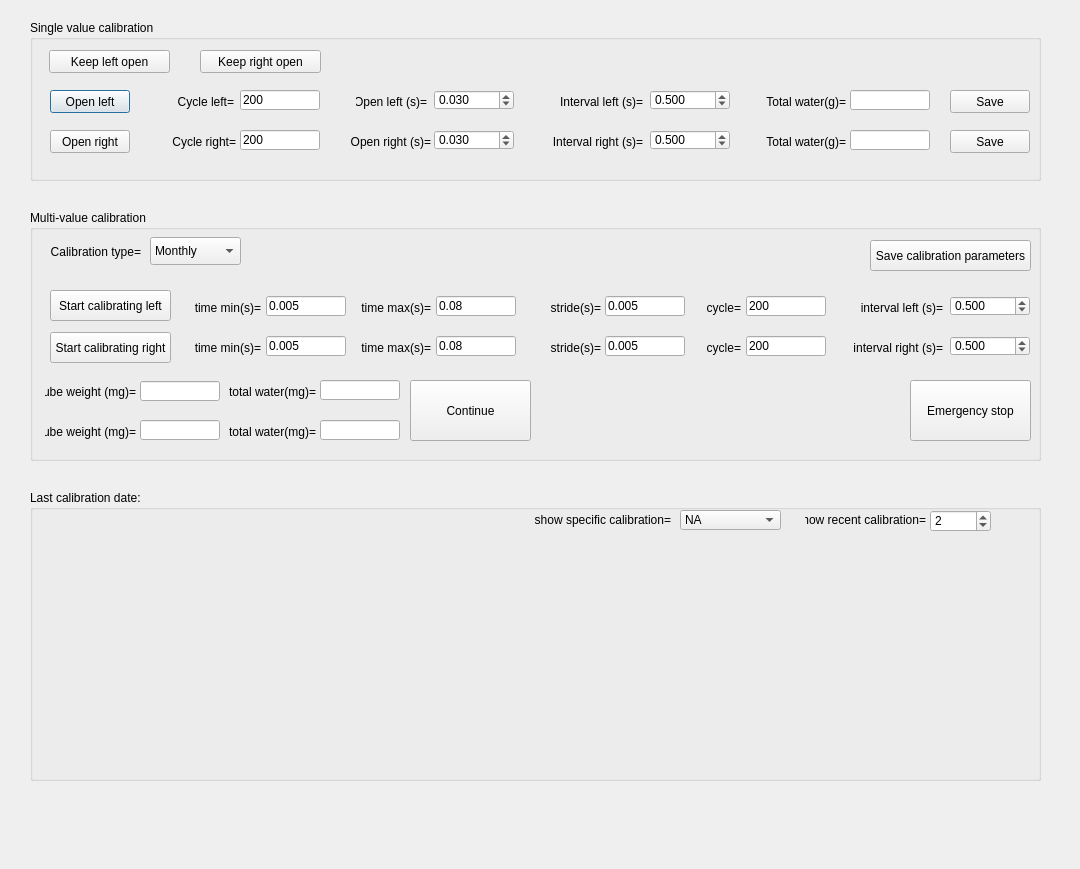
The window that src/foraging_gui/Calibration.ui (AllenNeuralDynamics/dynamic-foraging-task) describes before a commit, drawn with Qt 5.
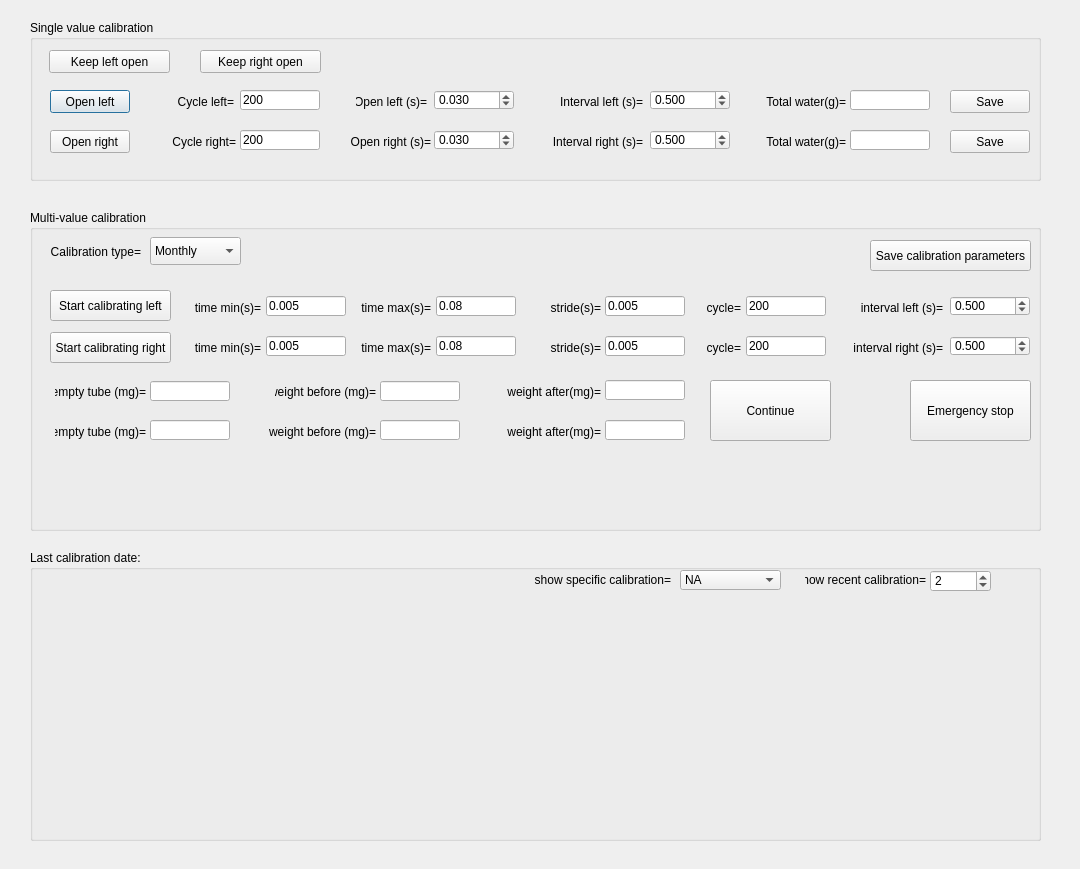
The same window after the commit.

Commit message: added empty tube and RewardN inactive N

```diff
--- a/src/foraging_gui/Calibration.ui
+++ b/src/foraging_gui/Calibration.ui
@@ -329,7 +329,7 @@
    <property name="geometry">
     <rect>
      <x>30</x>
-     <y>490</y>
+     <y>550</y>
      <width>1011</width>
      <height>291</height>
     </rect>
@@ -513,14 +513,14 @@
   <widget class="QLabel" name="label_13">
    <property name="geometry">
     <rect>
-     <x>225</x>
+     <x>500</x>
      <y>380</y>
-     <width>91</width>
+     <width>101</width>
      <height>23</height>
     </rect>
    </property>
    <property name="text">
-    <string>total water(mg)=</string>
+    <string>weight after(mg)=</string>
    </property>
    <property name="textFormat">
     <enum>Qt::AutoText</enum>
@@ -570,14 +570,14 @@
   <widget class="QLabel" name="label_16">
    <property name="geometry">
     <rect>
-     <x>225</x>
+     <x>500</x>
      <y>420</y>
-     <width>91</width>
+     <width>101</width>
      <height>23</height>
     </rect>
    </property>
    <property name="text">
-    <string>total water(mg)=</string>
+    <string>weight after(mg)=</string>
    </property>
    <property name="textFormat">
     <enum>Qt::AutoText</enum>
@@ -731,7 +731,7 @@
   <widget class="QLineEdit" name="TotalWaterLeft">
    <property name="geometry">
     <rect>
-     <x>320</x>
+     <x>605</x>
      <y>380</y>
      <width>80</width>
      <height>20</height>
@@ -744,7 +744,7 @@
   <widget class="QLineEdit" name="TotalWaterRight">
    <property name="geometry">
     <rect>
-     <x>320</x>
+     <x>605</x>
      <y>420</y>
      <width>80</width>
      <height>20</height>
@@ -754,34 +754,6 @@
     <string/>
    </property>
   </widget>
-  <widget class="QLabel" name="Warning">
-   <property name="geometry">
-    <rect>
-     <x>540</x>
-     <y>384</y>
-     <width>361</width>
-     <height>51</height>
-    </rect>
-   </property>
-   <property name="sizePolicy">
-    <sizepolicy hsizetype="Expanding" vsizetype="Expanding">
-     <horstretch>0</horstretch>
-     <verstretch>0</verstretch>
-    </sizepolicy>
-   </property>
-   <property name="text">
-    <string/>
-   </property>
-   <property name="textFormat">
-    <enum>Qt::AutoText</enum>
-   </property>
-   <property name="scaledContents">
-    <bool>false</bool>
-   </property>
-   <property name="alignment">
-    <set>Qt::AlignLeading|Qt::AlignLeft|Qt::AlignVCenter</set>
-   </property>
-  </widget>
   <widget class="QLabel" name="label_19">
    <property name="geometry">
     <rect>
@@ -1034,7 +1006,7 @@
      <x>30</x>
      <y>210</y>
      <width>1011</width>
-     <height>251</height>
+     <height>321</height>
     </rect>
    </property>
    <property name="title">
@@ -1043,7 +1015,7 @@
    <widget class="QPushButton" name="Continue">
     <property name="geometry">
      <rect>
-      <x>380</x>
+      <x>680</x>
       <y>170</y>
       <width>121</width>
       <height>61</height>
@@ -1059,14 +1031,14 @@
    <widget class="QLabel" name="label_25">
     <property name="geometry">
      <rect>
-      <x>15</x>
+      <x>235</x>
       <y>210</y>
-      <width>91</width>
+      <width>111</width>
       <height>23</height>
      </rect>
     </property>
     <property name="text">
-     <string>tube weight (mg)=</string>
+     <string>weight before (mg)=</string>
     </property>
     <property name="textFormat">
      <enum>Qt::AutoText</enum>
@@ -1075,10 +1047,10 @@
      <set>Qt::AlignRight|Qt::AlignTrailing|Qt::AlignVCenter</set>
     </property>
    </widget>
-   <widget class="QLineEdit" name="TubeWeightLeft">
+   <widget class="QLineEdit" name="WeightBeforeLeft">
     <property name="geometry">
      <rect>
-      <x>110</x>
+      <x>350</x>
       <y>171</y>
       <width>80</width>
       <height>20</height>
@@ -1091,14 +1063,87 @@
    <widget class="QLabel" name="label_24">
     <property name="geometry">
      <rect>
-      <x>15</x>
+      <x>245</x>
+      <y>170</y>
+      <width>101</width>
+      <height>23</height>
+     </rect>
+    </property>
+    <property name="text">
+     <string>weight before (mg)=</string>
+    </property>
+    <property name="textFormat">
+     <enum>Qt::AutoText</enum>
+    </property>
+    <property name="alignment">
+     <set>Qt::AlignRight|Qt::AlignTrailing|Qt::AlignVCenter</set>
+    </property>
+   </widget>
+   <widget class="QLineEdit" name="WeightBeforeRight">
+    <property name="geometry">
+     <rect>
+      <x>350</x>
+      <y>210</y>
+      <width>80</width>
+      <height>20</height>
+     </rect>
+    </property>
+    <property name="text">
+     <string/>
+    </property>
+   </widget>
+   <widget class="QLabel" name="Warning">
+    <property name="geometry">
+     <rect>
+      <x>230</x>
+      <y>250</y>
+      <width>521</width>
+      <height>51</height>
+     </rect>
+    </property>
+    <property name="sizePolicy">
+     <sizepolicy hsizetype="Expanding" vsizetype="Expanding">
+      <horstretch>0</horstretch>
+      <verstretch>0</verstretch>
+     </sizepolicy>
+    </property>
+    <property name="text">
+     <string/>
+    </property>
+    <property name="textFormat">
+     <enum>Qt::AutoText</enum>
+    </property>
+    <property name="scaledContents">
+     <bool>false</bool>
+    </property>
+    <property name="alignment">
+     <set>Qt::AlignLeading|Qt::AlignLeft|Qt::AlignVCenter</set>
+    </property>
+   </widget>
+   <widget class="QLineEdit" name="TubeWeightLeft">
+    <property name="geometry">
+     <rect>
+      <x>120</x>
+      <y>171</y>
+      <width>80</width>
+      <height>20</height>
+     </rect>
+    </property>
+    <property name="text">
+     <string/>
+    </property>
+   </widget>
+   <widget class="QLabel" name="label_26">
+    <property name="geometry">
+     <rect>
+      <x>25</x>
       <y>170</y>
       <width>91</width>
       <height>23</height>
      </rect>
     </property>
     <property name="text">
-     <string>tube weight (mg)=</string>
+     <string>empty tube (mg)=</string>
     </property>
     <property name="textFormat">
      <enum>Qt::AutoText</enum>
@@ -1110,7 +1155,7 @@
    <widget class="QLineEdit" name="TubeWeightRight">
     <property name="geometry">
      <rect>
-      <x>110</x>
+      <x>120</x>
       <y>210</y>
       <width>80</width>
       <height>20</height>
@@ -1120,6 +1165,25 @@
      <string/>
     </property>
    </widget>
+   <widget class="QLabel" name="label_27">
+    <property name="geometry">
+     <rect>
+      <x>25</x>
+      <y>210</y>
+      <width>91</width>
+      <height>23</height>
+     </rect>
+    </property>
+    <property name="text">
+     <string>empty tube (mg)=</string>
+    </property>
+    <property name="textFormat">
+     <enum>Qt::AutoText</enum>
+    </property>
+    <property name="alignment">
+     <set>Qt::AlignRight|Qt::AlignTrailing|Qt::AlignVCenter</set>
+    </property>
+   </widget>
   </widget>
   <widget class="QPushButton" name="EmergencyStop">
    <property name="geometry">
```
Left out of the diff: 9 changed lines with no effect on the pictures. The commit also changes 6 other files.
